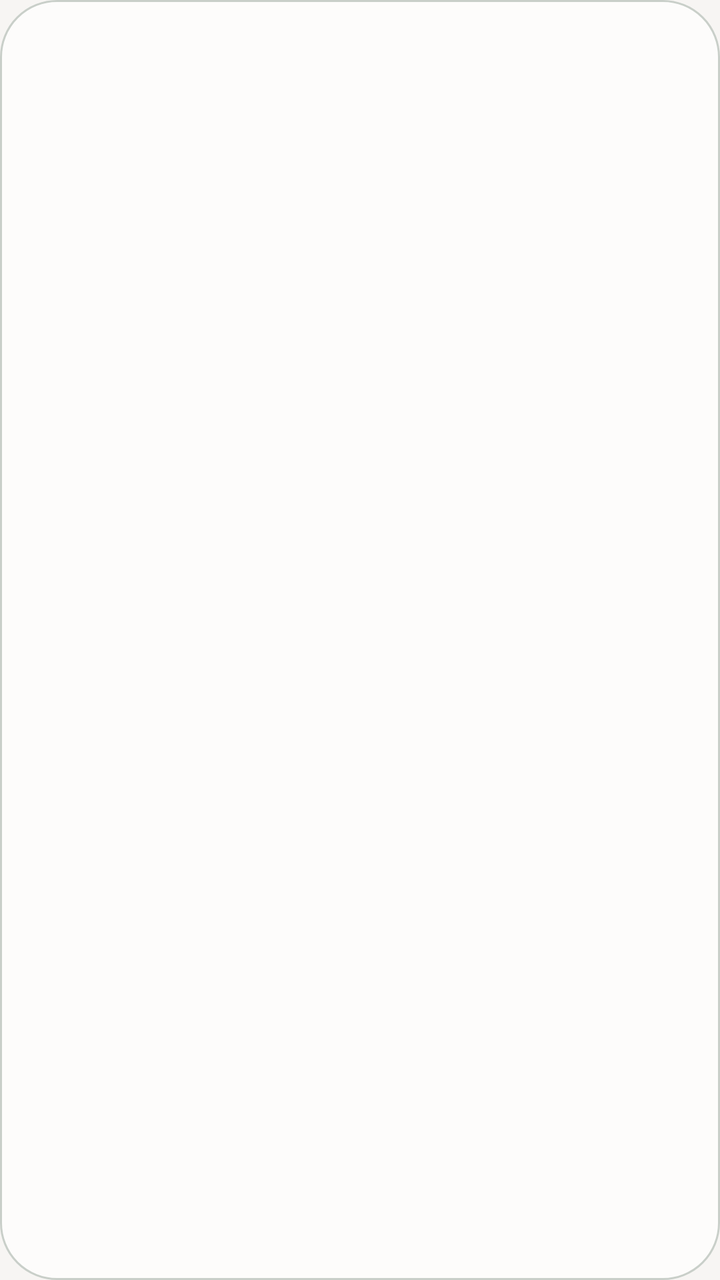
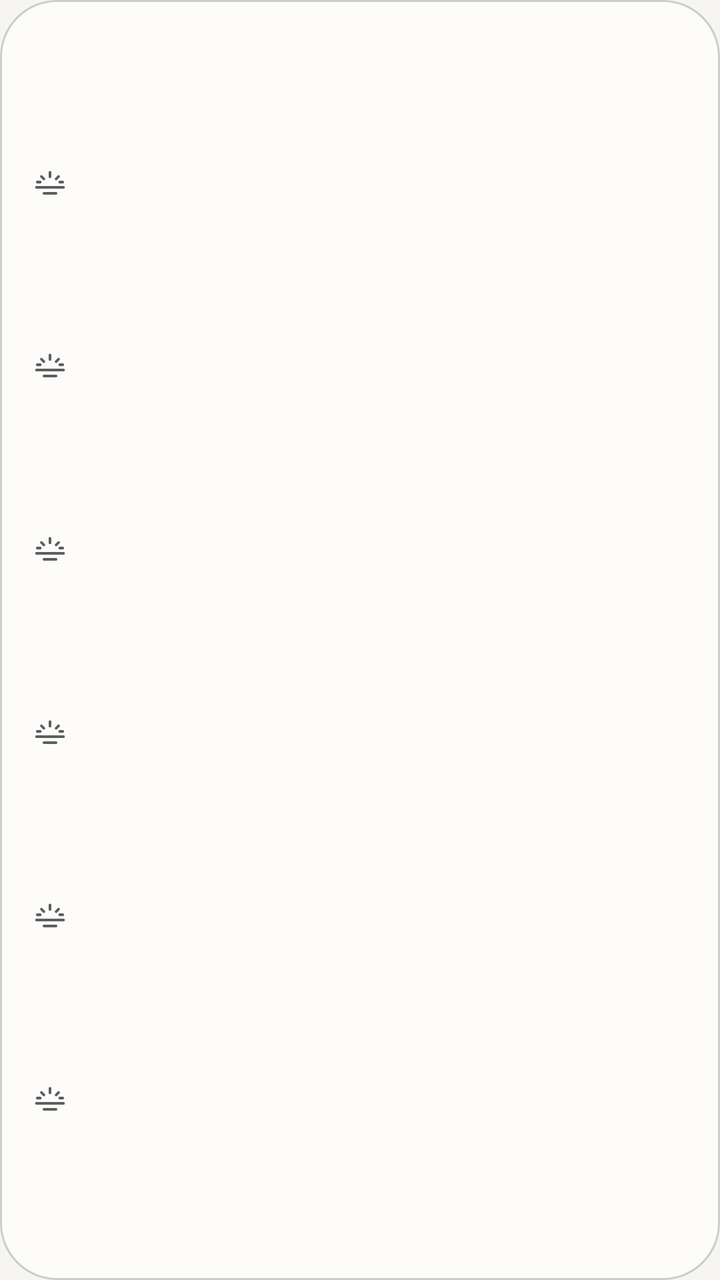

An Android layout rendered at two revisions. The XML below is the earlier revision; the diff shows what the commit changed to produce the second picture.
<!-- AndroidManifest.xml: application theme Theme.SajdaTime -->
<!-- res/layout/widget_today.xml -->
<?xml version="1.0" encoding="utf-8"?>
<LinearLayout xmlns:android="http://schemas.android.com/apk/res/android"
    android:id="@+id/widget_root"
    android:layout_width="match_parent"
    android:layout_height="match_parent"
    android:background="@drawable/widget_background"
    android:orientation="vertical"
    android:paddingStart="8dp"
    android:paddingTop="8dp"
    android:paddingEnd="8dp"
    android:paddingBottom="8dp">

    
    <TextView
        android:id="@+id/widget_message"
        android:layout_width="match_parent"
        android:layout_height="wrap_content"
        android:importantForAccessibility="no"
        android:paddingStart="8dp"
        android:paddingEnd="8dp"
        android:textAlignment="viewStart"
        android:textColor="@color/widget_on_surface"
        android:textSize="14sp"
        android:visibility="gone" />

    <LinearLayout
        android:id="@+id/widget_row_fajr"
        android:layout_width="match_parent"
        android:layout_height="wrap_content"
        android:background="@drawable/widget_row_plain"
        android:gravity="center_vertical"
        android:orientation="horizontal"
        android:paddingStart="8dp"
        android:paddingTop="2dp"
        android:paddingEnd="8dp"
        android:paddingBottom="2dp">

        <TextView
            android:id="@+id/widget_name_fajr"
            android:layout_width="wrap_content"
            android:layout_height="wrap_content"
            android:importantForAccessibility="no"
            android:maxLines="1"
            android:textAlignment="viewStart"
            android:textColor="@color/widget_on_surface"
            android:textSize="13sp" />

        
        <TextView
            android:id="@+id/widget_label_fajr"
            android:layout_width="0dp"
            android:layout_height="wrap_content"
            android:layout_marginStart="8dp"
            android:layout_marginEnd="8dp"
            android:layout_weight="1"
            android:ellipsize="end"
            android:importantForAccessibility="no"
            android:maxLines="1"
            android:textAlignment="viewStart"
            android:textColor="@color/widget_on_surface_variant"
            android:textSize="11sp" />

        <TextView
            android:id="@+id/widget_time_fajr"
            android:layout_width="wrap_content"
            android:layout_height="wrap_content"
            android:fontFeatureSettings="tnum"
            android:importantForAccessibility="no"
            android:maxLines="1"
            android:textAlignment="viewEnd"
            android:textColor="@color/widget_on_surface"
            android:textSize="13sp" />
    </LinearLayout>

    <LinearLayout
        android:id="@+id/widget_row_sunrise"
        android:layout_width="match_parent"
        android:layout_height="wrap_content"
        android:background="@drawable/widget_row_plain"
        android:gravity="center_vertical"
        android:orientation="horizontal"
        android:paddingStart="8dp"
        android:paddingTop="2dp"
        android:paddingEnd="8dp"
        android:paddingBottom="2dp">

        <TextView
            android:id="@+id/widget_name_sunrise"
            android:layout_width="wrap_content"
            android:layout_height="wrap_content"
            android:importantForAccessibility="no"
            android:maxLines="1"
            android:textAlignment="viewStart"
            android:textColor="@color/widget_on_surface_variant"
            android:textSize="13sp" />

        <TextView
            android:id="@+id/widget_label_sunrise"
            android:layout_width="0dp"
            android:layout_height="wrap_content"
            android:layout_marginStart="8dp"
            android:layout_marginEnd="8dp"
            android:layout_weight="1"
            android:ellipsize="end"
            android:importantForAccessibility="no"
            android:maxLines="1"
            android:textAlignment="viewStart"
            android:textColor="@color/widget_on_surface_variant"
            android:textSize="11sp" />

        <TextView
            android:id="@+id/widget_time_sunrise"
            android:layout_width="wrap_content"
            android:layout_height="wrap_content"
            android:fontFeatureSettings="tnum"
            android:importantForAccessibility="no"
            android:maxLines="1"
            android:textAlignment="viewEnd"
            android:textColor="@color/widget_on_surface_variant"
            android:textSize="13sp" />
    </LinearLayout>

    <LinearLayout
        android:id="@+id/widget_row_dhuhr"
        android:layout_width="match_parent"
        android:layout_height="wrap_content"
        android:background="@drawable/widget_row_plain"
        android:gravity="center_vertical"
        android:orientation="horizontal"
        android:paddingStart="8dp"
        android:paddingTop="2dp"
        android:paddingEnd="8dp"
        android:paddingBottom="2dp">

        <TextView
            android:id="@+id/widget_name_dhuhr"
            android:layout_width="wrap_content"
            android:layout_height="wrap_content"
            android:importantForAccessibility="no"
            android:maxLines="1"
            android:textAlignment="viewStart"
            android:textColor="@color/widget_on_surface"
            android:textSize="13sp" />

        <TextView
            android:id="@+id/widget_label_dhuhr"
            android:layout_width="0dp"
            android:layout_height="wrap_content"
            android:layout_marginStart="8dp"
            android:layout_marginEnd="8dp"
            android:layout_weight="1"
            android:ellipsize="end"
            android:importantForAccessibility="no"
            android:maxLines="1"
            android:textAlignment="viewStart"
            android:textColor="@color/widget_on_surface_variant"
            android:textSize="11sp" />

        <TextView
            android:id="@+id/widget_time_dhuhr"
            android:layout_width="wrap_content"
            android:layout_height="wrap_content"
            android:fontFeatureSettings="tnum"
            android:importantForAccessibility="no"
            android:maxLines="1"
            android:textAlignment="viewEnd"
            android:textColor="@color/widget_on_surface"
            android:textSize="13sp" />
    </LinearLayout>

    <LinearLayout
        android:id="@+id/widget_row_asr"
        android:layout_width="match_parent"
        android:layout_height="wrap_content"
        android:background="@drawable/widget_row_plain"
        android:gravity="center_vertical"
        android:orientation="horizontal"
        android:paddingStart="8dp"
        android:paddingTop="2dp"
        android:paddingEnd="8dp"
        android:paddingBottom="2dp">

        <TextView
            android:id="@+id/widget_name_asr"
            android:layout_width="wrap_content"
            android:layout_height="wrap_content"
            android:importantForAccessibility="no"
            android:maxLines="1"
            android:textAlignment="viewStart"
            android:textColor="@color/widget_on_surface"
            android:textSize="13sp" />

        <TextView
            android:id="@+id/widget_label_asr"
            android:layout_width="0dp"
            android:layout_height="wrap_content"
            android:layout_marginStart="8dp"
            android:layout_marginEnd="8dp"
            android:layout_weight="1"
            android:ellipsize="end"
            android:importantForAccessibility="no"
            android:maxLines="1"
            android:textAlignment="viewStart"
            android:textColor="@color/widget_on_surface_variant"
            android:textSize="11sp" />

        <TextView
            android:id="@+id/widget_time_asr"
            android:layout_width="wrap_content"
            android:layout_height="wrap_content"
            android:fontFeatureSettings="tnum"
            android:importantForAccessibility="no"
            android:maxLines="1"
            android:textAlignment="viewEnd"
            android:textColor="@color/widget_on_surface"
            android:textSize="13sp" />
    </LinearLayout>

    <LinearLayout
        android:id="@+id/widget_row_maghrib"
        android:layout_width="match_parent"
        android:layout_height="wrap_content"
        android:background="@drawable/widget_row_plain"
        android:gravity="center_vertical"
        android:orientation="horizontal"
        android:paddingStart="8dp"
        android:paddingTop="2dp"
        android:paddingEnd="8dp"
        android:paddingBottom="2dp">

        <TextView
            android:id="@+id/widget_name_maghrib"
            android:layout_width="wrap_content"
            android:layout_height="wrap_content"
            android:importantForAccessibility="no"
            android:maxLines="1"
            android:textAlignment="viewStart"
            android:textColor="@color/widget_on_surface"
            android:textSize="13sp" />

        <TextView
            android:id="@+id/widget_label_maghrib"
            android:layout_width="0dp"
            android:layout_height="wrap_content"
            android:layout_marginStart="8dp"
            android:layout_marginEnd="8dp"
            android:layout_weight="1"
            android:ellipsize="end"
            android:importantForAccessibility="no"
            android:maxLines="1"
            android:textAlignment="viewStart"
            android:textColor="@color/widget_on_surface_variant"
            android:textSize="11sp" />

        <TextView
            android:id="@+id/widget_time_maghrib"
            android:layout_width="wrap_content"
            android:layout_height="wrap_content"
            android:fontFeatureSettings="tnum"
            android:importantForAccessibility="no"
            android:maxLines="1"
            android:textAlignment="viewEnd"
            android:textColor="@color/widget_on_surface"
            android:textSize="13sp" />
    </LinearLayout>

    <LinearLayout
        android:id="@+id/widget_row_isha"
        android:layout_width="match_parent"
        android:layout_height="wrap_content"
        android:background="@drawable/widget_row_plain"
        android:gravity="center_vertical"
        android:orientation="horizontal"
        android:paddingStart="8dp"
        android:paddingTop="2dp"
        android:paddingEnd="8dp"
        android:paddingBottom="2dp">

        <TextView
            android:id="@+id/widget_name_isha"
            android:layout_width="wrap_content"
            android:layout_height="wrap_content"
            android:importantForAccessibility="no"
            android:maxLines="1"
            android:textAlignment="viewStart"
            android:textColor="@color/widget_on_surface"
            android:textSize="13sp" />

        <TextView
            android:id="@+id/widget_label_isha"
            android:layout_width="0dp"
            android:layout_height="wrap_content"
            android:layout_marginStart="8dp"
            android:layout_marginEnd="8dp"
            android:layout_weight="1"
            android:ellipsize="end"
            android:importantForAccessibility="no"
            android:maxLines="1"
            android:textAlignment="viewStart"
            android:textColor="@color/widget_on_surface_variant"
            android:textSize="11sp" />

        <TextView
            android:id="@+id/widget_time_isha"
            android:layout_width="wrap_content"
            android:layout_height="wrap_content"
            android:fontFeatureSettings="tnum"
            android:importantForAccessibility="no"
            android:maxLines="1"
            android:textAlignment="viewEnd"
            android:textColor="@color/widget_on_surface"
            android:textSize="13sp" />
    </LinearLayout>

    <TextView
        android:id="@+id/widget_footer"
        android:layout_width="match_parent"
        android:layout_height="wrap_content"
        android:layout_marginStart="8dp"
        android:layout_marginEnd="8dp"
        android:ellipsize="end"
        android:importantForAccessibility="no"
        android:maxLines="1"
        android:textAlignment="viewStart"
        android:textColor="@color/widget_on_surface_variant"
        android:textSize="11sp"
        android:visibility="gone" />
</LinearLayout>
<!-- resources referenced by this layout -->
<resources>
  <color name="widget_on_surface">#1B211E</color>
  <color name="widget_on_surface_variant">#5A605C</color>
  <!-- drawable widget_background (drawable) -->
  <?xml version="1.0" encoding="utf-8"?>
  <shape xmlns:android="http://schemas.android.com/apk/res/android" android:shape="rectangle">
      <solid android:color="@color/widget_surface" />
      <corners android:radius="@dimen/widget_corner_radius" />
      <stroke android:width="1dp" android:color="@color/widget_outline_variant" />
  </shape>
  <!-- drawable widget_row_plain (drawable) -->
  <?xml version="1.0" encoding="utf-8"?>
  <shape xmlns:android="http://schemas.android.com/apk/res/android" android:shape="rectangle">
      <solid android:color="@android:color/transparent" />
  </shape>
  <style name="Theme.SajdaTime" parent="android:Theme.Material.Light.NoActionBar">
          <item name="android:statusBarColor">@android:color/transparent</item>
          <item name="android:navigationBarColor">@android:color/transparent</item>
          <item name="android:windowBackground">@color/window_background</item>
      </style>
  <color name="widget_surface">#FDFCFB</color>
  <dimen name="widget_corner_radius">16dp</dimen>
  <color name="widget_outline_variant">#C9CFC9</color>
  <color name="window_background">#F7F5F3</color>
</resources>

<!-- the commit's change to res/layout/widget_today.xml (unified diff, before → after) -->
@@ -1,29 +1,38 @@
 <?xml version="1.0" encoding="utf-8"?>
-<LinearLayout xmlns:android="http://schemas.android.com/apk/res/android"
+<LinearLayout
+    xmlns:android="http://schemas.android.com/apk/res/android"
+    xmlns:tools="http://schemas.android.com/tools"
     android:id="@+id/widget_root"
     android:layout_width="match_parent"
     android:layout_height="match_parent"
     android:background="@drawable/widget_background"
     android:orientation="vertical"
     android:paddingStart="8dp"
-    android:paddingTop="8dp"
+    android:paddingTop="10dp"
     android:paddingEnd="8dp"
-    android:paddingBottom="8dp">
+    android:paddingBottom="10dp"
+    tools:ignore="UselessLeaf,NestedWeights,UseCompoundDrawables">
 
-    
     <TextView
         android:id="@+id/widget_message"
         android:layout_width="match_parent"
         android:layout_height="wrap_content"
+        android:paddingStart="8dp"
+        android:paddingEnd="8dp"
+        android:ellipsize="end"
         android:importantForAccessibility="no"
-        android:paddingStart="8dp"
-        android:paddingEnd="8dp"
+        android:maxLines="4"
         android:textAlignment="viewStart"
         android:textColor="@color/widget_on_surface"
         android:textSize="14sp"
         android:visibility="gone" />
 
     <LinearLayout
+        android:layout_width="match_parent"
+        android:layout_height="0dp"
+        android:layout_weight="1"
+        android:orientation="vertical" />
+    <LinearLayout
         android:id="@+id/widget_row_fajr"
         android:layout_width="match_parent"
         android:layout_height="wrap_content"
@@ -31,21 +40,27 @@
         android:gravity="center_vertical"
         android:orientation="horizontal"
         android:paddingStart="8dp"
-        android:paddingTop="2dp"
-        android:paddingEnd="8dp"
-        android:paddingBottom="2dp">
-
+        android:paddingTop="1dp"
+        android:paddingEnd="8dp"
+        android:paddingBottom="1dp">
+        <ImageView
+            android:id="@+id/widget_glyph_fajr"
+            android:layout_width="18dp"
+            android:layout_height="18dp"
+            android:importantForAccessibility="no"
+            android:src="@drawable/widget_glyph_fajr"
+            android:tint="@color/widget_on_surface_variant" />
         <TextView
             android:id="@+id/widget_name_fajr"
             android:layout_width="wrap_content"
             android:layout_height="wrap_content"
-            android:importantForAccessibility="no"
-            android:maxLines="1"
-            android:textAlignment="viewStart"
-            android:textColor="@color/widget_on_surface"
-            android:textSize="13sp" />
-
-        
+            android:layout_marginStart="10dp"
+            android:ellipsize="end"
+            android:importantForAccessibility="no"
+            android:maxLines="1"
+            android:textAlignment="viewStart"
+            android:textColor="@color/widget_on_surface"
+            android:textSize="14sp" />
         <TextView
             android:id="@+id/widget_label_fajr"
             android:layout_width="0dp"
@@ -59,19 +74,23 @@
             android:textAlignment="viewStart"
             android:textColor="@color/widget_on_surface_variant"
             android:textSize="11sp" />
-
         <TextView
             android:id="@+id/widget_time_fajr"
             android:layout_width="wrap_content"
             android:layout_height="wrap_content"
-            android:fontFeatureSettings="tnum"
-            android:importantForAccessibility="no"
-            android:maxLines="1"
-            android:textAlignment="viewEnd"
-            android:textColor="@color/widget_on_surface"
-            android:textSize="13sp" />
-    </LinearLayout>
-
+            android:ellipsize="end"
+            android:fontFeatureSettings="tnum"
+            android:importantForAccessibility="no"
+            android:maxLines="1"
+            android:textAlignment="viewEnd"
+            android:textColor="@color/widget_on_surface"
+            android:textSize="14sp" />
+    </LinearLayout>
+    <LinearLayout
+        android:layout_width="match_parent"
+        android:layout_height="0dp"
+        android:layout_weight="1"
+        android:orientation="vertical" />
     <LinearLayout
         android:id="@+id/widget_row_sunrise"
         android:layout_width="match_parent"
@@ -80,20 +99,27 @@
         android:gravity="center_vertical"
         android:orientation="horizontal"
         android:paddingStart="8dp"
-        android:paddingTop="2dp"
-        android:paddingEnd="8dp"
-        android:paddingBottom="2dp">
-
+        android:paddingTop="1dp"
+        android:paddingEnd="8dp"
+        android:paddingBottom="1dp">
+        <ImageView
+            android:id="@+id/widget_glyph_sunrise"
+            android:layout_width="18dp"
+            android:layout_height="18dp"
+            android:importantForAccessibility="no"
+            android:src="@drawable/widget_glyph_fajr"
+            android:tint="@color/widget_on_surface_variant" />
         <TextView
             android:id="@+id/widget_name_sunrise"
             android:layout_width="wrap_content"
             android:layout_height="wrap_content"
-            android:importantForAccessibility="no"
-            android:maxLines="1"
-            android:textAlignment="viewStart"
-            android:textColor="@color/widget_on_surface_variant"
-            android:textSize="13sp" />
-
+            android:layout_marginStart="10dp"
+            android:ellipsize="end"
+            android:importantForAccessibility="no"
+            android:maxLines="1"
+            android:textAlignment="viewStart"
+            android:textColor="@color/widget_on_surface_variant"
+            android:textSize="14sp" />
         <TextView
             android:id="@+id/widget_label_sunrise"
             android:layout_width="0dp"
@@ -107,19 +133,23 @@
             android:textAlignment="viewStart"
             android:textColor="@color/widget_on_surface_variant"
             android:textSize="11sp" />
-
         <TextView
             android:id="@+id/widget_time_sunrise"
             android:layout_width="wrap_content"
             android:layout_height="wrap_content"
-            android:fontFeatureSettings="tnum"
-            android:importantForAccessibility="no"
-            android:maxLines="1"
-            android:textAlignment="viewEnd"
-            android:textColor="@color/widget_on_surface_variant"
-            android:textSize="13sp" />
-    </LinearLayout>
-
+            android:ellipsize="end"
+            android:fontFeatureSettings="tnum"
+            android:importantForAccessibility="no"
+            android:maxLines="1"
+            android:textAlignment="viewEnd"
+            android:textColor="@color/widget_on_surface_variant"
+            android:textSize="14sp" />
+    </LinearLayout>
+    <LinearLayout
+        android:layout_width="match_parent"
+        android:layout_height="0dp"
+        android:layout_weight="1"
+        android:orientation="vertical" />
     <LinearLayout
         android:id="@+id/widget_row_dhuhr"
         android:layout_width="match_parent"
@@ -128,20 +158,27 @@
         android:gravity="center_vertical"
         android:orientation="horizontal"
         android:paddingStart="8dp"
-        android:paddingTop="2dp"
-        android:paddingEnd="8dp"
-        android:paddingBottom="2dp">
-
+        android:paddingTop="1dp"
+        android:paddingEnd="8dp"
+        android:paddingBottom="1dp">
+        <ImageView
+            android:id="@+id/widget_glyph_dhuhr"
+            android:layout_width="18dp"
+            android:layout_height="18dp"
+            android:importantForAccessibility="no"
+            android:src="@drawable/widget_glyph_fajr"
+            android:tint="@color/widget_on_surface_variant" />
         <TextView
             android:id="@+id/widget_name_dhuhr"
             android:layout_width="wrap_content"
             android:layout_height="wrap_content"
-            android:importantForAccessibility="no"
-            android:maxLines="1"
-            android:textAlignment="viewStart"
-            android:textColor="@color/widget_on_surface"
-            android:textSize="13sp" />
-
+            android:layout_marginStart="10dp"
+            android:ellipsize="end"
+            android:importantForAccessibility="no"
+            android:maxLines="1"
+            android:textAlignment="viewStart"
+            android:textColor="@color/widget_on_surface"
+            android:textSize="14sp" />
         <TextView
             android:id="@+id/widget_label_dhuhr"
             android:layout_width="0dp"
@@ -155,19 +192,23 @@
             android:textAlignment="viewStart"
             android:textColor="@color/widget_on_surface_variant"
             android:textSize="11sp" />
-
         <TextView
             android:id="@+id/widget_time_dhuhr"
             android:layout_width="wrap_content"
             android:layout_height="wrap_content"
-            android:fontFeatureSettings="tnum"
-            android:importantForAccessibility="no"
-            android:maxLines="1"
-            android:textAlignment="viewEnd"
-            android:textColor="@color/widget_on_surface"
-            android:textSize="13sp" />
-    </LinearLayout>
-
+            android:ellipsize="end"
+            android:fontFeatureSettings="tnum"
+            android:importantForAccessibility="no"
+            android:maxLines="1"
+            android:textAlignment="viewEnd"
+            android:textColor="@color/widget_on_surface"
+            android:textSize="14sp" />
+    </LinearLayout>
+    <LinearLayout
+        android:layout_width="match_parent"
+        android:layout_height="0dp"
+        android:layout_weight="1"
+        android:orientation="vertical" />
     <LinearLayout
         android:id="@+id/widget_row_asr"
         android:layout_width="match_parent"
@@ -176,20 +217,27 @@
         android:gravity="center_vertical"
         android:orientation="horizontal"
         android:paddingStart="8dp"
-        android:paddingTop="2dp"
-        android:paddingEnd="8dp"
-        android:paddingBottom="2dp">
-
+        android:paddingTop="1dp"
+        android:paddingEnd="8dp"
+        android:paddingBottom="1dp">
+        <ImageView
+            android:id="@+id/widget_glyph_asr"
+            android:layout_width="18dp"
+            android:layout_height="18dp"
+            android:importantForAccessibility="no"
+            android:src="@drawable/widget_glyph_fajr"
+            android:tint="@color/widget_on_surface_variant" />
         <TextView
             android:id="@+id/widget_name_asr"
             android:layout_width="wrap_content"
             android:layout_height="wrap_content"
-            android:importantForAccessibility="no"
-            android:maxLines="1"
-            android:textAlignment="viewStart"
-            android:textColor="@color/widget_on_surface"
-            android:textSize="13sp" />
-
+            android:layout_marginStart="10dp"
+            android:ellipsize="end"
+            android:importantForAccessibility="no"
+            android:maxLines="1"
+            android:textAlignment="viewStart"
+            android:textColor="@color/widget_on_surface"
+            android:textSize="14sp" />
         <TextView
             android:id="@+id/widget_label_asr"
             android:layout_width="0dp"
@@ -203,19 +251,23 @@
             android:textAlignment="viewStart"
             android:textColor="@color/widget_on_surface_variant"
             android:textSize="11sp" />
-
         <TextView
             android:id="@+id/widget_time_asr"
             android:layout_width="wrap_content"
             android:layout_height="wrap_content"
-            android:fontFeatureSettings="tnum"
-            android:importantForAccessibility="no"
-            android:maxLines="1"
-            android:textAlignment="viewEnd"
-            android:textColor="@color/widget_on_surface"
-            android:textSize="13sp" />
-    </LinearLayout>
-
+            android:ellipsize="end"
+            android:fontFeatureSettings="tnum"
+            android:importantForAccessibility="no"
+            android:maxLines="1"
+            android:textAlignment="viewEnd"
+            android:textColor="@color/widget_on_surface"
+            android:textSize="14sp" />
+    </LinearLayout>
+    <LinearLayout
+        android:layout_width="match_parent"
+        android:layout_height="0dp"
+        android:layout_weight="1"
+        android:orientation="vertical" />
     <LinearLayout
         android:id="@+id/widget_row_maghrib"
         android:layout_width="match_parent"
@@ -224,20 +276,27 @@
         android:gravity="center_vertical"
         android:orientation="horizontal"
         android:paddingStart="8dp"
-        android:paddingTop="2dp"
-        android:paddingEnd="8dp"
-        android:paddingBottom="2dp">
-
+        android:paddingTop="1dp"
+        android:paddingEnd="8dp"
+        android:paddingBottom="1dp">
+        <ImageView
+            android:id="@+id/widget_glyph_maghrib"
+            android:layout_width="18dp"
+            android:layout_height="18dp"
+            android:importantForAccessibility="no"
+            android:src="@drawable/widget_glyph_fajr"
+            android:tint="@color/widget_on_surface_variant" />
         <TextView
             android:id="@+id/widget_name_maghrib"
             android:layout_width="wrap_content"
             android:layout_height="wrap_content"
-            android:importantForAccessibility="no"
-            android:maxLines="1"
-            android:textAlignment="viewStart"
-            android:textColor="@color/widget_on_surface"
-            android:textSize="13sp" />
-
+            android:layout_marginStart="10dp"
+            android:ellipsize="end"
+            android:importantForAccessibility="no"
+            android:maxLines="1"
+            android:textAlignment="viewStart"
+            android:textColor="@color/widget_on_surface"
+            android:textSize="14sp" />
         <TextView
             android:id="@+id/widget_label_maghrib"
             android:layout_width="0dp"
@@ -251,19 +310,23 @@
             android:textAlignment="viewStart"
             android:textColor="@color/widget_on_surface_variant"
             android:textSize="11sp" />
-
         <TextView
             android:id="@+id/widget_time_maghrib"
             android:layout_width="wrap_content"
             android:layout_height="wrap_content"
-            android:fontFeatureSettings="tnum"
-            android:importantForAccessibility="no"
-            android:maxLines="1"
-            android:textAlignment="viewEnd"
-            android:textColor="@color/widget_on_surface"
-            android:textSize="13sp" />
-    </LinearLayout>
-
+            android:ellipsize="end"
+            android:fontFeatureSettings="tnum"
+            android:importantForAccessibility="no"
+            android:maxLines="1"
+            android:textAlignment="viewEnd"
+            android:textColor="@color/widget_on_surface"
+            android:textSize="14sp" />
+    </LinearLayout>
+    <LinearLayout
+        android:layout_width="match_parent"
+        android:layout_height="0dp"
+        android:layout_weight="1"
+        android:orientation="vertical" />
     <LinearLayout
         android:id="@+id/widget_row_isha"
         android:layout_width="match_parent"
@@ -272,20 +335,27 @@
         android:gravity="center_vertical"
         android:orientation="horizontal"
         android:paddingStart="8dp"
-        android:paddingTop="2dp"
-        android:paddingEnd="8dp"
-        android:paddingBottom="2dp">
-
+        android:paddingTop="1dp"
+        android:paddingEnd="8dp"
+        android:paddingBottom="1dp">
+        <ImageView
+            android:id="@+id/widget_glyph_isha"
+            android:layout_width="18dp"
+            android:layout_height="18dp"
+            android:importantForAccessibility="no"
+            android:src="@drawable/widget_glyph_fajr"
+            android:tint="@color/widget_on_surface_variant" />
         <TextView
             android:id="@+id/widget_name_isha"
             android:layout_width="wrap_content"
             android:layout_height="wrap_content"
-            android:importantForAccessibility="no"
-            android:maxLines="1"
-            android:textAlignment="viewStart"
-            android:textColor="@color/widget_on_surface"
-            android:textSize="13sp" />
-
+            android:layout_marginStart="10dp"
+            android:ellipsize="end"
+            android:importantForAccessibility="no"
+            android:maxLines="1"
+            android:textAlignment="viewStart"
+            android:textColor="@color/widget_on_surface"
+            android:textSize="14sp" />
         <TextView
             android:id="@+id/widget_label_isha"
             android:layout_width="0dp"
@@ -299,25 +369,30 @@
             android:textAlignment="viewStart"
             android:textColor="@color/widget_on_surface_variant"
             android:textSize="11sp" />
-
         <TextView
             android:id="@+id/widget_time_isha"
             android:layout_width="wrap_content"
             android:layout_height="wrap_content"
-            android:fontFeatureSettings="tnum"
-            android:importantForAccessibility="no"
-            android:maxLines="1"
-            android:textAlignment="viewEnd"
-            android:textColor="@color/widget_on_surface"
-            android:textSize="13sp" />
-    </LinearLayout>
+            android:ellipsize="end"
+            android:fontFeatureSettings="tnum"
+            android:importantForAccessibility="no"
+            android:maxLines="1"
+            android:textAlignment="viewEnd"
+            android:textColor="@color/widget_on_surface"
+            android:textSize="14sp" />
+    </LinearLayout>
+    <LinearLayout
+        android:layout_width="match_parent"
+        android:layout_height="0dp"
+        android:layout_weight="1"
+        android:orientation="vertical" />
 
     <TextView
         android:id="@+id/widget_footer"
         android:layout_width="match_parent"
         android:layout_height="wrap_content"
-        android:layout_marginStart="8dp"
-        android:layout_marginEnd="8dp"
+        android:paddingStart="8dp"
+        android:paddingEnd="8dp"
         android:ellipsize="end"
         android:importantForAccessibility="no"
         android:maxLines="1"
<!-- resource entries referenced after the edit -->
@@ -9,6 +9,22 @@
       <corners android:radius="@dimen/widget_corner_radius" />
       <stroke android:width="1dp" android:color="@color/widget_outline_variant" />
   </shape>
+  <!-- drawable widget_glyph_fajr (drawable) -->
+  <?xml version="1.0" encoding="utf-8"?>
+  <vector xmlns:android="http://schemas.android.com/apk/res/android"
+      android:width="24dp"
+      android:height="24dp"
+      android:autoMirrored="false"
+      android:viewportWidth="24"
+      android:viewportHeight="24">
+      <path
+          android:pathData="M3,16H21M12,6V9M6.3,8.8L7.9,10.4M17.7,8.8L16.1,10.4M3.5,12.5H5.5M18.5,12.5H20.5M8,20H16"
+          android:strokeWidth="1.8"
+          android:strokeAlpha="1"
+          android:strokeColor="#FFFFFFFF"
+          android:strokeLineCap="round"
+          android:strokeLineJoin="round" />
+  </vector>
   <!-- drawable widget_row_plain (drawable) -->
   <?xml version="1.0" encoding="utf-8"?>
   <shape xmlns:android="http://schemas.android.com/apk/res/android" android:shape="rectangle">
